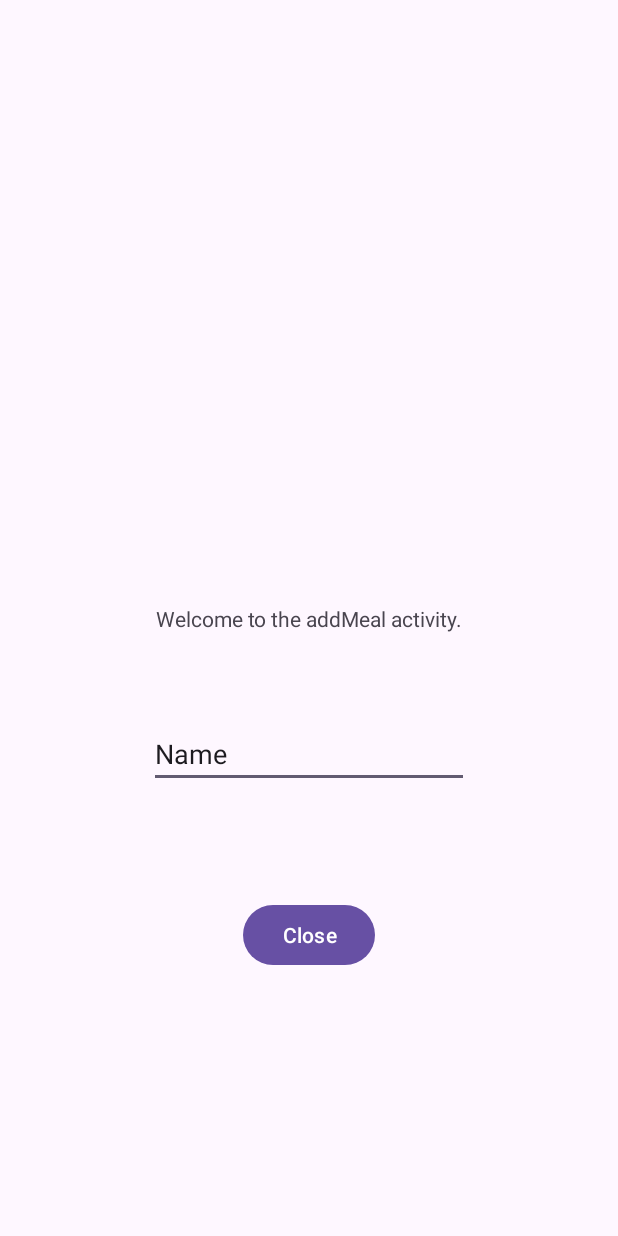
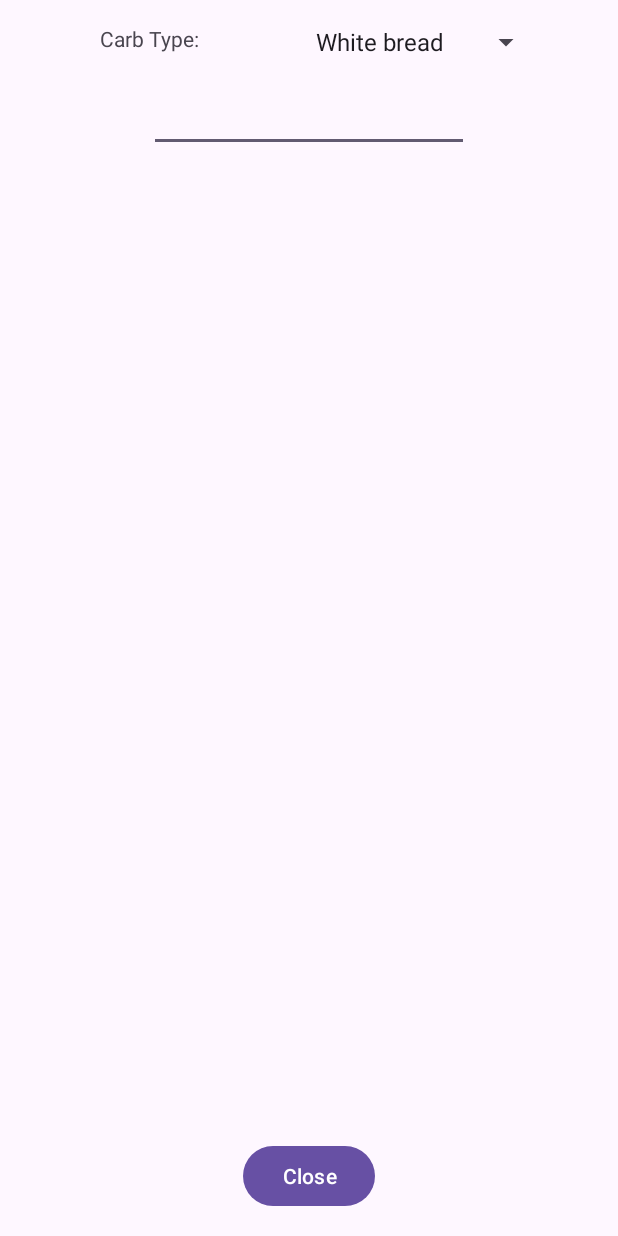
Before and after one commit to BillyGTCarlyle/DiabetesDB, an Android app: the screen it shows after launch (AddMealActivity), after a tap on "Add New Meal", on a phone screen of 412 x 824 dp. Run offline under Robolectric (Android 15) with nearby library versions, the phone set to English and light mode, and no system bars.

Commit message:
Added spinner for carb type with a sample array.  Need to implement the option to add your own item to the array.

```diff
--- a/app/src/main/java/com/billycarlyle/diabetesdb/AddMealActivity.java
+++ b/app/src/main/java/com/billycarlyle/diabetesdb/AddMealActivity.java
@@ -4,7 +4,10 @@ import android.content.Intent;
 import android.os.Bundle;
 import android.util.Log;
 import android.view.View;
+import android.widget.ArrayAdapter;
+import android.widget.AutoCompleteTextView;
 import android.widget.Button;
+import android.widget.Spinner;
 
 import androidx.annotation.Nullable;
 import androidx.appcompat.app.AppCompatActivity;
@@ -17,6 +20,11 @@ public class AddMealActivity extends AppCompatActivity {
 
         Button btnClose = (Button) findViewById(R.id.btnClose);
 
+        ArrayAdapter<String> adapter = new ArrayAdapter<String>(this,
+                android.R.layout.simple_spinner_item, CARBS);
+        Spinner editCarbType = (Spinner) findViewById(R.id.editCarbType);
+        adapter.setDropDownViewResource(android.R.layout.simple_spinner_dropdown_item);
+        editCarbType.setAdapter(adapter);
         btnClose.setOnClickListener(new View.OnClickListener(){
             public void onClick(View v){
                 Log.d("BUTTONS","User tapped btnClose");
@@ -24,4 +32,8 @@ public class AddMealActivity extends AppCompatActivity {
             }
         });
     }
+
+    private static final String[] CARBS = new String[]{
+            "White bread", "Brown bread", "Potato", "Sweet potato", "White pasta", "Brown pasta", "Sugar"
+    };
 }
--- a/app/src/main/res/layout/activity_addmeal.xml
+++ b/app/src/main/res/layout/activity_addmeal.xml
@@ -5,38 +5,47 @@
     android:layout_width="match_parent"
     android:layout_height="match_parent">
 
-    <TextView
-        android:id="@+id/textView"
-        android:layout_width="wrap_content"
-        android:layout_height="wrap_content"
-        android:text="Welcome to the addMeal activity."
-        app:layout_constraintBottom_toBottomOf="parent"
-        app:layout_constraintEnd_toEndOf="parent"
-        app:layout_constraintStart_toStartOf="parent"
-        app:layout_constraintTop_toTopOf="parent" />
-
     <Button
         android:id="@+id/btnClose"
         android:layout_width="wrap_content"
         android:layout_height="wrap_content"
-        android:layout_marginTop="16dp"
         android:layout_marginBottom="16dp"
         android:text="Close"
         app:layout_constraintBottom_toBottomOf="parent"
         app:layout_constraintEnd_toEndOf="parent"
-        app:layout_constraintStart_toStartOf="parent"
-        app:layout_constraintTop_toBottomOf="@+id/textView" />
+        app:layout_constraintStart_toStartOf="parent" />
+
+    <Spinner
+        android:id="@+id/editCarbType"
+        android:layout_width="wrap_content"
+        android:layout_height="wrap_content"
+        android:layout_marginTop="16dp"
+        android:ems="10"
+        app:layout_constraintStart_toEndOf="@+id/lblCarbType"
+        app:layout_constraintEnd_toEndOf="parent"
+        app:layout_constraintTop_toTopOf="parent" />
 
     <EditText
-        android:id="@+id/editTextText"
+        android:id="@+id/editTextNumberDecimal"
         android:layout_width="wrap_content"
         android:layout_height="wrap_content"
-        android:layout_marginBottom="16dp"
+        android:layout_marginTop="16dp"
         android:ems="10"
-        android:inputType="text"
-        android:text="Name"
-        app:layout_constraintBottom_toTopOf="@+id/btnClose"
+        android:inputType="phone"
         app:layout_constraintEnd_toEndOf="parent"
         app:layout_constraintStart_toStartOf="parent"
-        app:layout_constraintTop_toBottomOf="@+id/textView" />
+        app:layout_constraintTop_toBottomOf="@+id/editCarbType" />
+
+    <TextView
+        android:id="@+id/lblCarbType"
+        android:layout_width="wrap_content"
+        android:layout_height="wrap_content"
+        android:layout_marginStart="16dp"
+        android:layout_marginTop="16dp"
+        android:layout_marginEnd="16dp"
+        android:text="Carb Type: "
+        app:layout_constraintEnd_toStartOf="@+id/editCarbType"
+        app:layout_constraintStart_toStartOf="parent"
+        app:layout_constraintTop_toTopOf="parent" />
+
 </androidx.constraintlayout.widget.ConstraintLayout>
```
